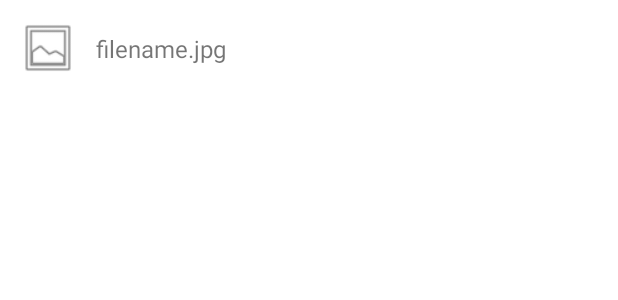
After one commit to abdullah134/SharedFast, an Android app: the layout item_file.xml on its own in the app's theme, with its tools: preview values and no code run, on a phone screen of 412 x 824 dp. The commit adds this screen. Shown: the top 300 px of the screen. Run offline under Robolectric (Android 15) with nearby library versions, the phone set to English and light mode, and no system bars; Roboto replaces fonts that are not available here.

Commit message:
implemented recycle view for items and fixed all buttons

```diff
--- a/app/src/main/java/com/app/sharedfast/ui/home/HomeFragment.kt
+++ b/app/src/main/java/com/app/sharedfast/ui/home/HomeFragment.kt
@@ -99,12 +99,14 @@ class HomeFragment : Fragment() {
 
     private fun createFolder(folderName: String) {
         val notesDir = InternalNotesManager.getOrCreateNotesDirectory(requireContext())
+        println("Notes directory path: ${notesDir?.absolutePath}")
         if (notesDir != null) {
             val newFolder = File(notesDir, folderName)
             if (newFolder.mkdir()) {
                 Toast.makeText(context, "Folder created successfully", Toast.LENGTH_SHORT).show()
                 (binding.recyclerView.adapter as FolderAdapter)
                     .updateFolders(InternalNotesManager.listFilesInNotesDirectory(requireContext()))
+                Toast.makeText(context, newFolder.absolutePath, Toast.LENGTH_SHORT).show()
             } else {
                 Toast.makeText(context, "Failed to create folder", Toast.LENGTH_SHORT).show()
             }
--- /dev/null
+++ b/app/src/main/res/layout/item_file.xml
@@ -0,0 +1,32 @@
+<?xml version="1.0" encoding="utf-8"?>
+<androidx.constraintlayout.widget.ConstraintLayout
+    xmlns:android="http://schemas.android.com/apk/res/android"
+    xmlns:app="http://schemas.android.com/apk/res-auto"
+    android:layout_width="match_parent"
+    android:layout_height="wrap_content"
+    android:padding="12dp">
+
+    <ImageView
+        android:id="@+id/iconFileType"
+        android:layout_width="40dp"
+        android:layout_height="40dp"
+        android:src="@android:drawable/ic_menu_gallery"
+        app:layout_constraintStart_toStartOf="parent"
+        app:layout_constraintTop_toTopOf="parent"
+        app:layout_constraintBottom_toBottomOf="parent" />
+
+    <TextView
+        android:id="@+id/fileName"
+        android:layout_width="0dp"
+        android:layout_height="wrap_content"
+        android:text="filename.jpg"
+        android:textSize="16sp"
+        android:ellipsize="end"
+        android:maxLines="1"
+        app:layout_constraintStart_toEndOf="@id/iconFileType"
+        app:layout_constraintTop_toTopOf="@id/iconFileType"
+        app:layout_constraintBottom_toBottomOf="@id/iconFileType"
+        app:layout_constraintEnd_toEndOf="parent"
+        android:layout_marginStart="12dp" />
+
+</androidx.constraintlayout.widget.ConstraintLayout>
```
Also changed, not shown: app/src/main/AndroidManifest.xml (+11 -0 lines), app/src/main/java/com/app/sharedfast/ui/folder/FolderContentFragment.kt (+39 -6 lines), app/src/main/java/com/app/sharedfast/ui/folder/FolderFileAdapter.kt (added, +87 -0 lines), app/src/main/res/xml/file_paths.xml (added, +8 -0 lines).
